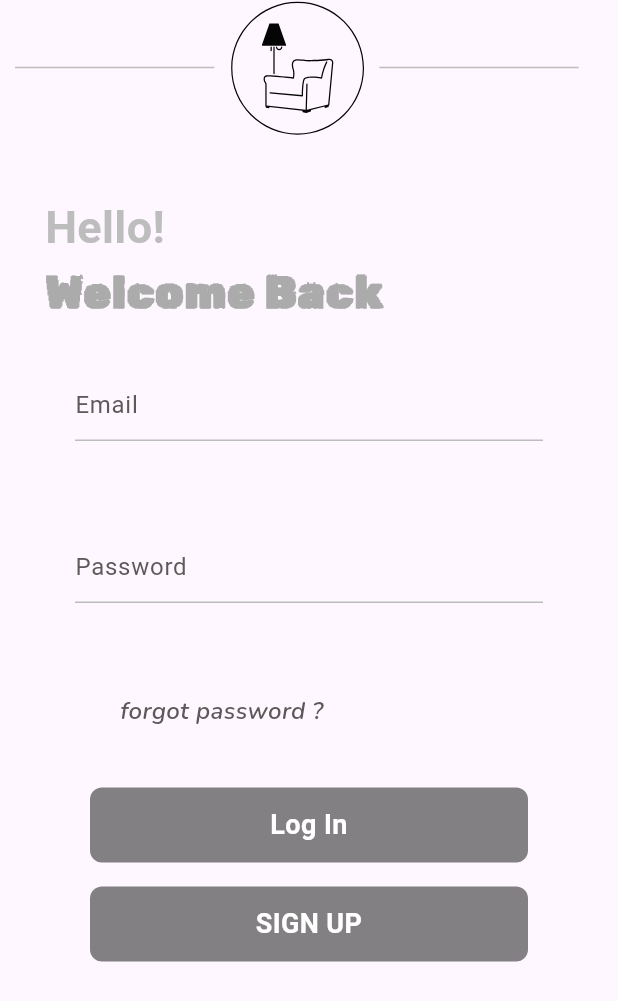
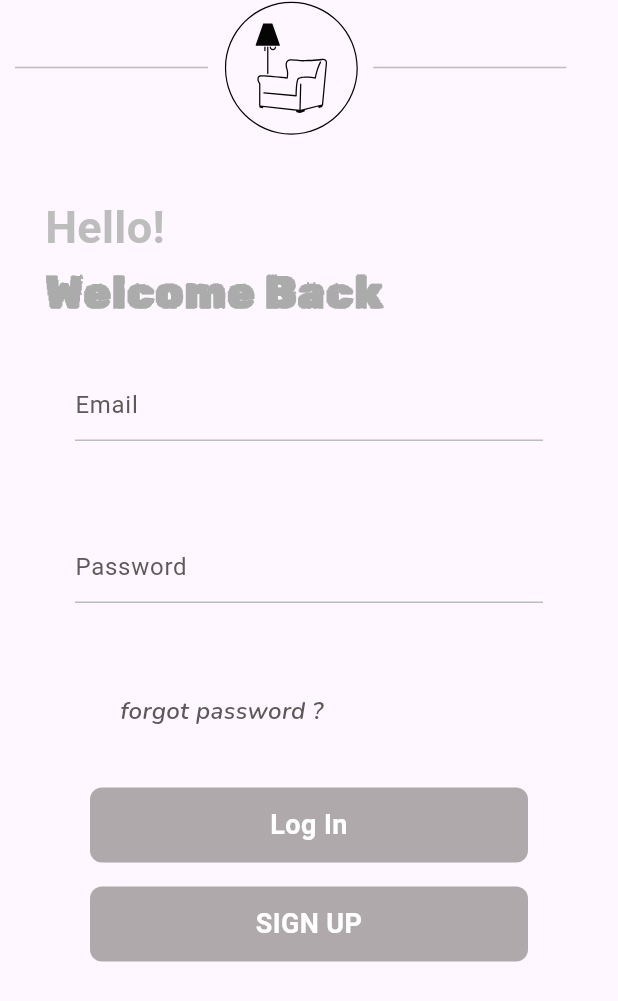
Before and after one commit to aya-djihane/MYHB, a Flutter app: the screen it shows after launch, after a tap on "Get Started", on a phone screen of 412 x 824 dp. Shown: the top 1001 px of the screen. Run offline on Flutter 3.47's test engine with Material 3 defaults, Android fonts, the light colour scheme and no system bars; our stand-ins replace flutter_svg, get; missing offline and left inert: dart:ffi; Roboto replaces fonts that are missing (Glassio).

Commit message:
button color+ fixing with size image loading

```diff
--- a/lib/screens/loginscreen.dart
+++ b/lib/screens/loginscreen.dart
@@ -29,7 +29,7 @@ class _LoginScreenState extends State<LoginScreen> {
               padding: const EdgeInsets.symmetric(horizontal: 10.0),
               child: Row(
                 children: [
-                 Container(width: media.width/3.1,height: 1,color: AppColors.grey,),
+                 Container(width: media.width/3.2,height: 1,color: AppColors.grey,),
                   const SizedBox(
                     width: 10,
                   ),
@@ -37,7 +37,7 @@ class _LoginScreenState extends State<LoginScreen> {
                   const SizedBox(
                     width: 10,
                   ),
-                  Container(width: media.width/3.1,height: 1,color: AppColors.grey,),
+                  Container(width: media.width/3.2,height: 1,color: AppColors.grey,),
                 ],
               ),
             ),
--- a/lib/screens/splash_screen.dart
+++ b/lib/screens/splash_screen.dart
@@ -35,6 +35,7 @@ class _SplashScreenState extends State<SplashScreen> {
               onTap: ()=>Get.to(LoginScreen()),
               width: media.width / 2,
               value: "Get Started",
+              color: AppColors.darkGrey,
             ),
           ),
           const Positioned(
--- a/lib/widgets/custom_button.dart
+++ b/lib/widgets/custom_button.dart
@@ -7,9 +7,10 @@ import 'package:myhb_app/appColors.dart';
 class CustomButton extends StatefulWidget {
   double? width;
   String value;
+  Color color;
   final VoidCallback? onTap;
 
-  CustomButton({required this.width,required this.value,this.onTap,Key? key}) : super(key: key);
+  CustomButton({required this.width,required this.value,this.onTap,this.color=AppColors.darkGrey,Key? key}) : super(key: key);
 
   @override
   State<CustomButton> createState() => _CustomButtonState();
@@ -24,7 +25,7 @@ class _CustomButtonState extends State<CustomButton> {
           width: widget.width,
           height: 50,
           decoration: ShapeDecoration(
-            color: AppColors.ButtonColor.withOpacity(.6),
+            color: widget.color.withOpacity(.6),
             shape: RoundedRectangleBorder(borderRadius: BorderRadius.circular(8)),
           ),
           child:Center(
```
